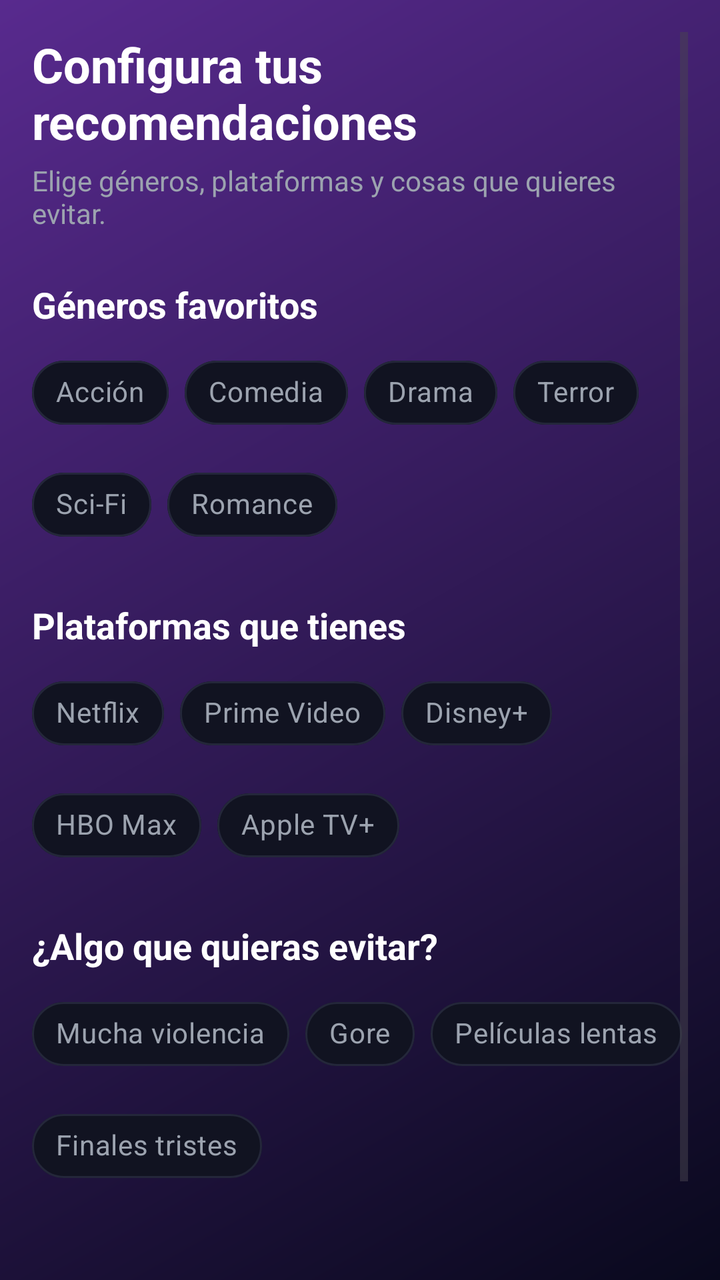
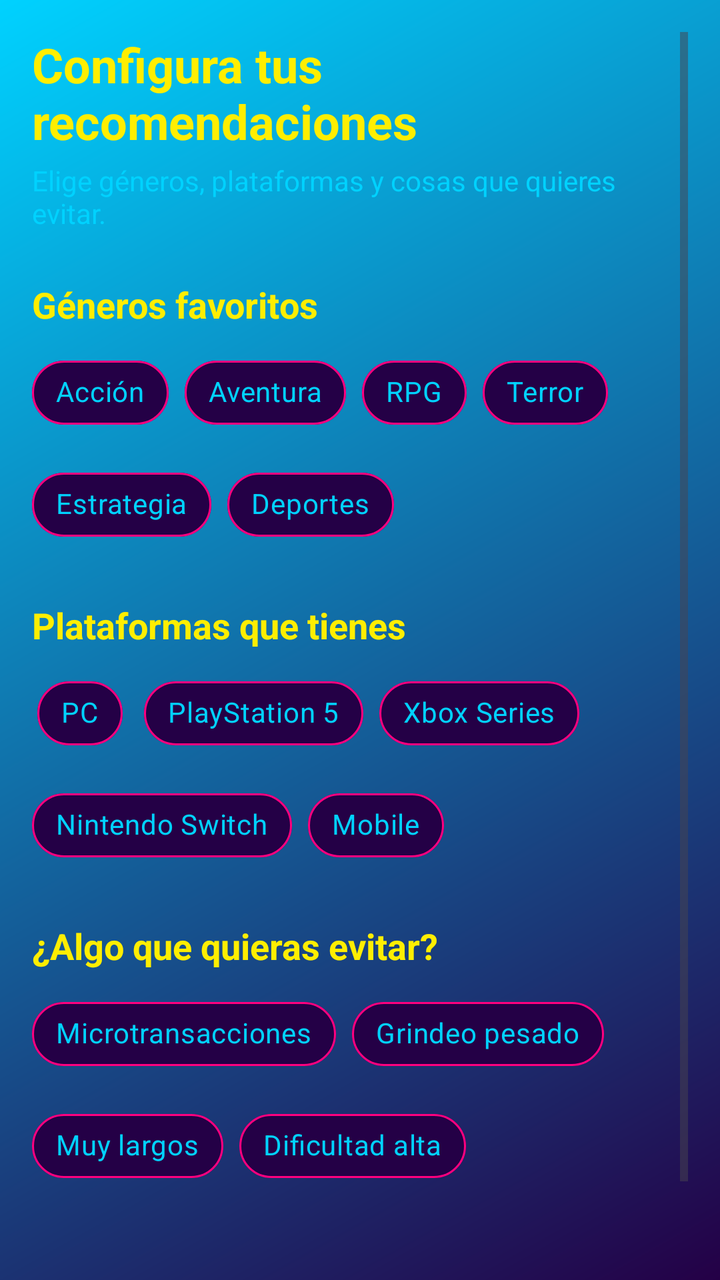

An Android layout rendered at two revisions. The XML below is the earlier revision; the diff shows what the commit changed to produce the second picture.
<!-- AndroidManifest.xml: application theme Theme.MovieMatch -->
<!-- res/layout/fragment_onboarding.xml -->
<?xml version="1.0" encoding="utf-8"?>
<ScrollView xmlns:android="http://schemas.android.com/apk/res/android"
    xmlns:app="http://schemas.android.com/apk/res-auto"
    xmlns:tools="http://schemas.android.com/tools"
    android:id="@+id/scrollOnboarding"
    android:layout_width="match_parent"
    android:layout_height="match_parent"
    android:background="@drawable/bg_app_gradient"
    android:padding="16dp"
    tools:context=".ui.onboarding.OnboardingFragment">

    <LinearLayout
        android:layout_width="match_parent"
        android:layout_height="wrap_content"
        android:orientation="vertical">

        
        <TextView
            android:id="@+id/txtWelcomeTitle"
            android:layout_width="wrap_content"
            android:layout_height="wrap_content"
            android:text="@string/onboarding_title"
            android:textColor="@android:color/white"
            android:textSize="24sp"
            android:textStyle="bold"
            android:layout_marginBottom="4dp" />

        <TextView
            android:id="@+id/txtWelcomeSubtitle"
            android:layout_width="wrap_content"
            android:layout_height="wrap_content"
            android:text="@string/onboarding_subtitle"
            android:textColor="@color/text_secondary"
            android:textSize="14sp"
            android:layout_marginBottom="24dp" />

        
        <TextView
            android:layout_width="wrap_content"
            android:layout_height="wrap_content"
            android:text="@string/onboarding_genres_label"
            android:textColor="@android:color/white"
            android:textSize="18sp"
            android:textStyle="bold"
            android:layout_marginBottom="8dp" />

        <com.google.android.material.chip.ChipGroup
            android:id="@+id/chipGroupGenres"
            android:layout_width="match_parent"
            android:layout_height="wrap_content"
            app:singleSelection="false"
            app:chipSpacing="8dp">

            <com.google.android.material.chip.Chip
                android:id="@+id/chipAccion"
                android:layout_width="wrap_content"
                android:layout_height="wrap_content"
                style="@style/AppChip.Dark"
                android:text="@string/genre_action" />

            <com.google.android.material.chip.Chip
                android:id="@+id/chipComedia"
                android:layout_width="wrap_content"
                android:layout_height="wrap_content"
                style="@style/AppChip.Dark"
                android:text="@string/genre_comedy" />

            <com.google.android.material.chip.Chip
                android:id="@+id/chipDrama"
                android:layout_width="wrap_content"
                android:layout_height="wrap_content"
                style="@style/AppChip.Dark"
                android:text="@string/genre_drama" />

            <com.google.android.material.chip.Chip
                android:id="@+id/chipTerror"
                android:layout_width="wrap_content"
                android:layout_height="wrap_content"
                style="@style/AppChip.Dark"
                android:text="@string/genre_horror" />

            <com.google.android.material.chip.Chip
                android:id="@+id/chipSciFi"
                android:layout_width="wrap_content"
                android:layout_height="wrap_content"
                style="@style/AppChip.Dark"
                android:text="@string/genre_scifi" />

            <com.google.android.material.chip.Chip
                android:id="@+id/chipRomance"
                android:layout_width="wrap_content"
                android:layout_height="wrap_content"
                style="@style/AppChip.Dark"
                android:text="@string/genre_romance" />
        </com.google.android.material.chip.ChipGroup>

        
        <TextView
            android:layout_width="wrap_content"
            android:layout_height="wrap_content"
            android:text="@string/onboarding_platforms_label"
            android:textColor="@android:color/white"
            android:textSize="18sp"
            android:textStyle="bold"
            android:layout_marginTop="24dp"
            android:layout_marginBottom="8dp" />

        <com.google.android.material.chip.ChipGroup
            android:id="@+id/chipGroupPlatforms"
            android:layout_width="match_parent"
            android:layout_height="wrap_content"
            app:singleSelection="false"
            app:chipSpacing="8dp">

            <com.google.android.material.chip.Chip
                android:id="@+id/chipNetflix"
                android:layout_width="wrap_content"
                android:layout_height="wrap_content"
                style="@style/AppChip.Dark"
                android:text="@string/platform_netflix" />

            <com.google.android.material.chip.Chip
                android:id="@+id/chipPrime"
                android:layout_width="wrap_content"
                android:layout_height="wrap_content"
                style="@style/AppChip.Dark"
                android:text="@string/platform_prime" />

            <com.google.android.material.chip.Chip
                android:id="@+id/chipDisney"
                android:layout_width="wrap_content"
                android:layout_height="wrap_content"
                style="@style/AppChip.Dark"
                android:text="@string/platform_disney" />

            <com.google.android.material.chip.Chip
                android:id="@+id/chipHbo"
                android:layout_width="wrap_content"
                android:layout_height="wrap_content"
                style="@style/AppChip.Dark"
                android:text="@string/platform_hbo" />

            <com.google.android.material.chip.Chip
                android:id="@+id/chipApple"
                android:layout_width="wrap_content"
                android:layout_height="wrap_content"
                style="@style/AppChip.Dark"
                android:text="@string/platform_apple" />
        </com.google.android.material.chip.ChipGroup>

        
        <TextView
            android:layout_width="wrap_content"
            android:layout_height="wrap_content"
            android:text="@string/onboarding_avoid_label"
            android:textColor="@android:color/white"
            android:textSize="18sp"
            android:textStyle="bold"
            android:layout_marginTop="24dp"
            android:layout_marginBottom="8dp" />

        <com.google.android.material.chip.ChipGroup
            android:id="@+id/chipGroupAvoid"
            android:layout_width="match_parent"
            android:layout_height="wrap_content"
            app:singleSelection="false"
            app:chipSpacing="8dp">

            <com.google.android.material.chip.Chip
                android:id="@+id/chipViolencia"
                android:layout_width="wrap_content"
                android:layout_height="wrap_content"
                style="@style/AppChip.Dark"
                android:text="@string/avoid_violence" />

            <com.google.android.material.chip.Chip
                android:id="@+id/chipGore"
                android:layout_width="wrap_content"
                android:layout_height="wrap_content"
                style="@style/AppChip.Dark"
                android:text="@string/avoid_gore" />

            <com.google.android.material.chip.Chip
                android:id="@+id/chipLentas"
                android:layout_width="wrap_content"
                android:layout_height="wrap_content"
                style="@style/AppChip.Dark"
                android:text="@string/avoid_slow_movies" />

            <com.google.android.material.chip.Chip
                android:id="@+id/chipFinalTriste"
                android:layout_width="wrap_content"
                android:layout_height="wrap_content"
                style="@style/AppChip.Dark"
                android:text="@string/avoid_sad_endings" />
        </com.google.android.material.chip.ChipGroup>

        
        <LinearLayout
            android:layout_width="match_parent"
            android:layout_height="wrap_content"
            android:orientation="horizontal"
            android:gravity="end"
            android:layout_marginTop="32dp">

            <com.google.android.material.button.MaterialButton
                android:id="@+id/btnSkipOnboarding"
                style="@style/Widget.MaterialComponents.Button.TextButton"
                android:layout_width="wrap_content"
                android:layout_height="wrap_content"
                android:text="@string/onboarding_skip" />

            <com.google.android.material.button.MaterialButton
                android:id="@+id/btnFinishOnboarding"
                style="@style/AppButton.Primary"
                android:layout_width="wrap_content"
                android:layout_height="wrap_content"
                android:text="@string/onboarding_continue"
                android:textAllCaps="false"
                android:layout_marginStart="8dp" />

        </LinearLayout>

    </LinearLayout>

</ScrollView>
<!-- resources referenced by this layout -->
<resources>
  <color name="text_secondary">#9CA3AF</color>
  <!-- drawable bg_app_gradient (drawable) -->
  <shape xmlns:android="http://schemas.android.com/apk/res/android"
      android:shape="rectangle">
      <gradient
          android:type="linear"
          android:startColor="@color/bg_main_start"
          android:endColor="@color/bg_main_end"
          android:angle="135" />
  </shape>
  <string name="avoid_gore">Gore</string>
  <string name="avoid_sad_endings">Finales tristes</string>
  <string name="avoid_slow_movies">Películas lentas</string>
  <string name="avoid_violence">Mucha violencia</string>
  <string name="genre_action">Acción</string>
  <string name="genre_comedy">Comedia</string>
  <string name="genre_drama">Drama</string>
  <string name="genre_horror">Terror</string>
  <string name="genre_romance">Romance</string>
  <string name="genre_scifi">Sci-Fi</string>
  <string name="onboarding_avoid_label">¿Algo que quieras evitar?</string>
  <string name="onboarding_continue">Continuar</string>
  <string name="onboarding_genres_label">Géneros favoritos</string>
  <string name="onboarding_platforms_label">Plataformas que tienes</string>
  <string name="onboarding_skip">Saltar</string>
  <string name="onboarding_subtitle">Elige géneros, plataformas y cosas que quieres evitar.</string>
  <string name="onboarding_title">Configura tus recomendaciones</string>
  <string name="platform_apple">Apple TV+</string>
  <string name="platform_disney">Disney+</string>
  <string name="platform_hbo">HBO Max</string>
  <string name="platform_netflix">Netflix</string>
  <string name="platform_prime">Prime Video</string>
  <style name="AppButton.Primary" parent="Widget.MaterialComponents.Button">
          <item name="android:background">@drawable/bg_button_primary_gradient</item>
          <item name="backgroundTint">@null</item>
          <item name="android:textColor">@color/text_primary</item>
          <item name="android:insetLeft">0dp</item>
          <item name="android:insetRight">0dp</item>
          <item name="android:insetTop">0dp</item>
          <item name="android:insetBottom">0dp</item>
          
      </style>
  <style name="AppChip.Dark" parent="Widget.MaterialComponents.Chip.Choice">
          <item name="chipBackgroundColor">@color/chip_bg</item>
          <item name="chipStrokeColor">@color/chip_border</item>
          <item name="chipStrokeWidth">1dp</item>
          <item name="chipCornerRadius">999dp</item>
          <item name="android:textColor">@color/text_secondary</item>
          <item name="checkedIconEnabled">false</item>
      </style>
  <style name="Theme.MovieMatch" parent="Base.Theme.MovieMatch" />
  <color name="bg_main_start">#09091D</color>
  <color name="bg_main_end">#582A8E</color>
  <!-- drawable bg_button_primary_gradient (drawable) -->
  <shape xmlns:android="http://schemas.android.com/apk/res/android"
      android:shape="rectangle">
      <gradient
          android:startColor="@color/accent_cyan"
          android:endColor="@color/accent_purple"
          android:angle="0" />
      <corners android:radius="24dp" />
  </shape>
  <color name="text_primary">#FFFFFFFF</color>
  <color name="chip_bg">#111321</color>
  <color name="chip_border">#24273A</color>
  <style name="Base.Theme.MovieMatch" parent="Theme.Material3.DayNight.NoActionBar">
          
          
      </style>
  <color name="accent_cyan">#24E4FF</color>
  <color name="accent_purple">#C46DFF</color>
</resources>

<!-- the commit's change to res/layout/fragment_onboarding.xml (unified diff, before → after) -->
@@ -20,7 +20,7 @@
             android:layout_width="wrap_content"
             android:layout_height="wrap_content"
             android:text="@string/onboarding_title"
-            android:textColor="@android:color/white"
+            android:textColor="@color/text_primary"
             android:textSize="24sp"
             android:textStyle="bold"
             android:layout_marginBottom="4dp" />
@@ -39,7 +39,7 @@
             android:layout_width="wrap_content"
             android:layout_height="wrap_content"
             android:text="@string/onboarding_genres_label"
-            android:textColor="@android:color/white"
+            android:textColor="@color/text_primary"
             android:textSize="18sp"
             android:textStyle="bold"
             android:layout_marginBottom="8dp" />
@@ -99,7 +99,7 @@
             android:layout_width="wrap_content"
             android:layout_height="wrap_content"
             android:text="@string/onboarding_platforms_label"
-            android:textColor="@android:color/white"
+            android:textColor="@color/text_primary"
             android:textSize="18sp"
             android:textStyle="bold"
             android:layout_marginTop="24dp"
@@ -153,7 +153,7 @@
             android:layout_width="wrap_content"
             android:layout_height="wrap_content"
             android:text="@string/onboarding_avoid_label"
-            android:textColor="@android:color/white"
+            android:textColor="@color/text_primary"
             android:textSize="18sp"
             android:textStyle="bold"
             android:layout_marginTop="24dp"
<!-- resource entries referenced after the edit -->
@@ -1,6 +1,6 @@
 <!-- resources referenced by this layout -->
 <resources>
-  <color name="text_secondary">#9CA3AF</color>
+  <color name="text_secondary">#00D2FF</color>
   <!-- drawable bg_app_gradient (drawable) -->
   <shape xmlns:android="http://schemas.android.com/apk/res/android"
       android:shape="rectangle">
@@ -10,16 +10,16 @@
           android:endColor="@color/bg_main_end"
           android:angle="135" />
   </shape>
-  <string name="avoid_gore">Gore</string>
-  <string name="avoid_sad_endings">Finales tristes</string>
-  <string name="avoid_slow_movies">Películas lentas</string>
-  <string name="avoid_violence">Mucha violencia</string>
+  <string name="avoid_gore">Grindeo pesado</string>
+  <string name="avoid_sad_endings">Dificultad alta</string>
+  <string name="avoid_slow_movies">Muy largos</string>
+  <string name="avoid_violence">Microtransacciones</string>
   <string name="genre_action">Acción</string>
-  <string name="genre_comedy">Comedia</string>
-  <string name="genre_drama">Drama</string>
+  <string name="genre_comedy">Aventura</string>
+  <string name="genre_drama">RPG</string>
   <string name="genre_horror">Terror</string>
-  <string name="genre_romance">Romance</string>
-  <string name="genre_scifi">Sci-Fi</string>
+  <string name="genre_romance">Deportes</string>
+  <string name="genre_scifi">Estrategia</string>
   <string name="onboarding_avoid_label">¿Algo que quieras evitar?</string>
   <string name="onboarding_continue">Continuar</string>
   <string name="onboarding_genres_label">Géneros favoritos</string>
@@ -27,11 +27,11 @@
   <string name="onboarding_skip">Saltar</string>
   <string name="onboarding_subtitle">Elige géneros, plataformas y cosas que quieres evitar.</string>
   <string name="onboarding_title">Configura tus recomendaciones</string>
-  <string name="platform_apple">Apple TV+</string>
-  <string name="platform_disney">Disney+</string>
-  <string name="platform_hbo">HBO Max</string>
-  <string name="platform_netflix">Netflix</string>
-  <string name="platform_prime">Prime Video</string>
+  <string name="platform_apple">Mobile</string>
+  <string name="platform_disney">Xbox Series</string>
+  <string name="platform_hbo">Nintendo Switch</string>
+  <string name="platform_netflix">PC</string>
+  <string name="platform_prime">PlayStation 5</string>
   <style name="AppButton.Primary" parent="Widget.MaterialComponents.Button">
           <item name="android:background">@drawable/bg_button_primary_gradient</item>
           <item name="backgroundTint">@null</item>
@@ -51,8 +51,8 @@
           <item name="checkedIconEnabled">false</item>
       </style>
   <style name="Theme.MovieMatch" parent="Base.Theme.MovieMatch" />
-  <color name="bg_main_start">#09091D</color>
-  <color name="bg_main_end">#582A8E</color>
+  <color name="bg_main_start">#240046</color>
+  <color name="bg_main_end">#00D2FF</color>
   <!-- drawable bg_button_primary_gradient (drawable) -->
   <shape xmlns:android="http://schemas.android.com/apk/res/android"
       android:shape="rectangle">
@@ -62,14 +62,14 @@
           android:angle="0" />
       <corners android:radius="24dp" />
   </shape>
-  <color name="text_primary">#FFFFFFFF</color>
-  <color name="chip_bg">#111321</color>
-  <color name="chip_border">#24273A</color>
+  <color name="text_primary">#FFEE00</color>
+  <color name="chip_bg">#240046</color>
+  <color name="chip_border">#FF007F</color>
   <style name="Base.Theme.MovieMatch" parent="Theme.Material3.DayNight.NoActionBar">
           
           
       </style>
-  <color name="accent_cyan">#24E4FF</color>
-  <color name="accent_purple">#C46DFF</color>
+  <color name="accent_cyan">#00D2FF</color>
+  <color name="accent_purple">#FF007F</color>
 </resources>
 
